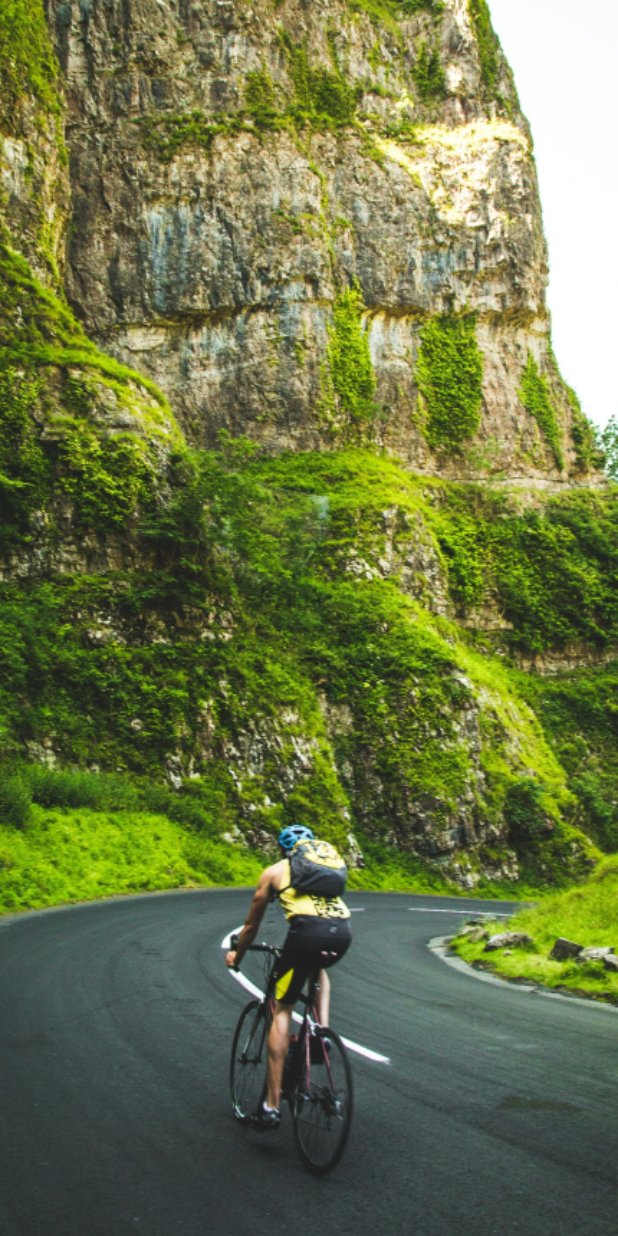
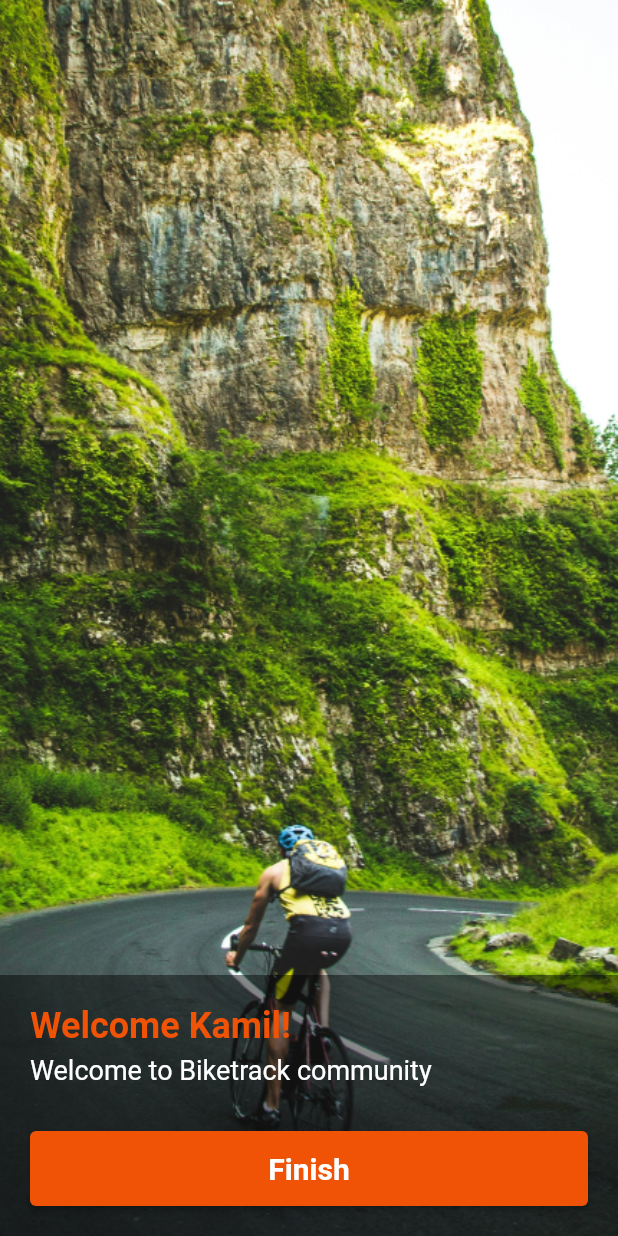
Before and after one commit to kamilawad/Bike-Track, a Flutter app: the WelcomeScreen screen opened by its route, on a phone screen of 412 x 824 dp. Run offline on Flutter 3.47's test engine with Material 3 defaults, Android fonts, the light colour scheme and no system bars; our stand-ins replace google_fonts, smooth_page_indicator.

Commit message:
frontend - style welcome screen

```diff
--- a/mobile_flutter/lib/screens/welcome_screen.dart
+++ b/mobile_flutter/lib/screens/welcome_screen.dart
@@ -13,6 +13,60 @@ class WelcomeScreen extends StatelessWidget {
             'assets/welcome.png',
             fit: BoxFit.cover,
           ),
+          Positioned(
+            bottom: 0,
+            left: 0,
+            right: 0,
+            child: Container(
+              padding: const EdgeInsets.all(20),
+              color: Colors.black.withOpacity(0.46),
+              child: Column(
+                mainAxisSize: MainAxisSize.min,
+                crossAxisAlignment: CrossAxisAlignment.start,
+                children: [
+                  const Text(
+                    'Welcome Kamil!',
+                    style: TextStyle(
+                      fontSize: 24,
+                      fontWeight: FontWeight.bold,
+                      color: Color(0xFFF05206),
+                    ),
+                  ),
+
+                  const SizedBox(height:5),
+                  const Text(
+                    'Welcome to Biketrack community',
+                    style: TextStyle(
+                      fontSize: 18,
+                      color: Colors.white,
+                    ),
+                  ),
+
+                  const SizedBox(height: 30),
+                  ElevatedButton(
+                    onPressed: () {},
+                    child: Container(
+                      height: 50,
+                      decoration: BoxDecoration(
+                        borderRadius: BorderRadius.circular(5),
+                        color: const Color(0xFFF05206),
+                      ),
+                      child: const Center(
+                        child: Text(
+                          "Finish",
+                          style: TextStyle(
+                            color: Colors.white,
+                            fontSize: 20,
+                            fontWeight: FontWeight.w600,
+                          ),
+                        ),
+                      ),
+                    ),
+                  ),
+                ],
+              ),
+            ),
+          ),
         ],
       ),
     );
```
